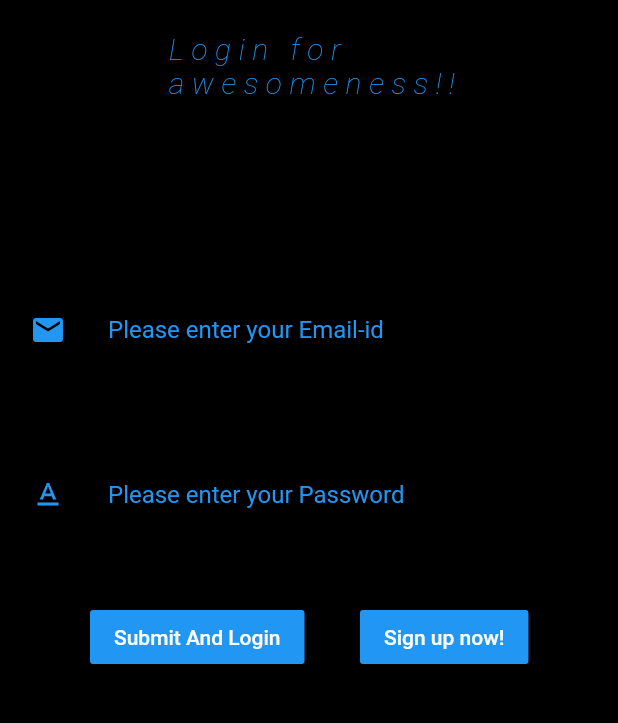
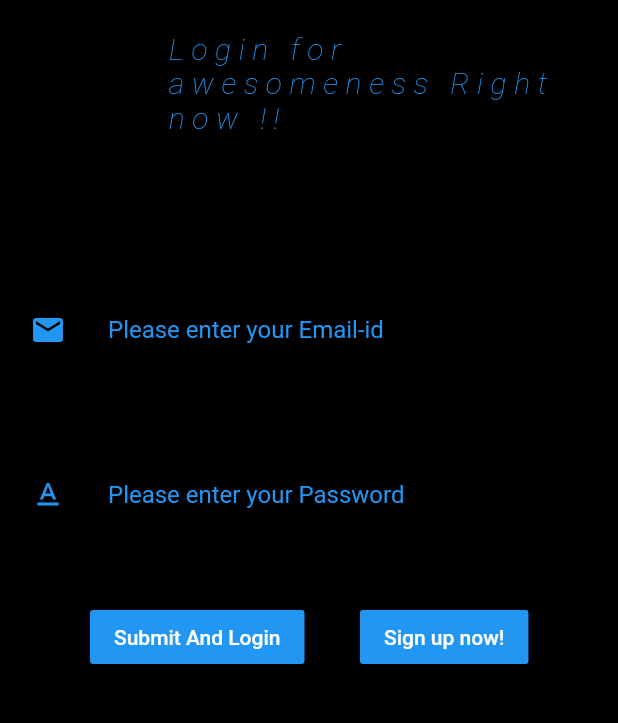
Before and after one commit to Somsubro-Banerjee/Zeus-Flutter, a Flutter app: the screen it shows after launch, on a phone screen of 412 x 824 dp, the part 269-992 px from its top. Run offline on Flutter 3.47's test engine with Material 2 defaults, Android fonts, the phone set to English and light mode, and no system bars.

Commit message:
just now

```diff
--- a/lib/ui/login_interface.dart
+++ b/lib/ui/login_interface.dart
@@ -37,7 +37,7 @@ class _LoginUiState extends State<LoginUi> {
           ),
           new Container(
             margin: EdgeInsets.fromLTRB(110, 200, 0.0, 0.0),
-            child: new Text("Login for awesomeness!!",
+            child: new Text("Login for awesomeness Right now !!",
             style: new TextStyle(
 
               letterSpacing: 5,
```
